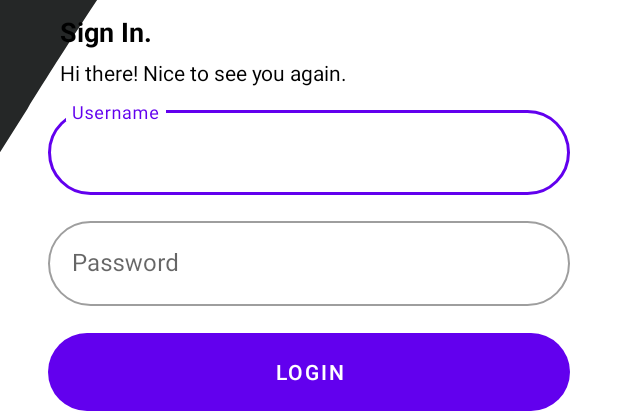
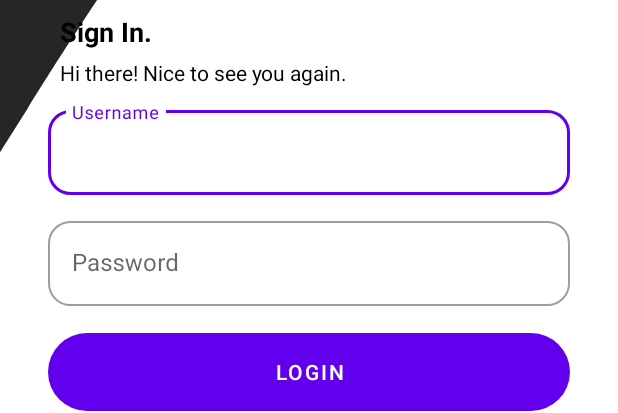
Before and after one commit to lahirudsilva/Deliver-it-mobile, an Android app: the layout activity_login.xml on its own in the app's theme, with its tools: preview values and no code run, on a phone screen of 412 x 824 dp. Shown: the part 441-854 px from the top of the screen. Run offline under Robolectric (Android 15) with nearby library versions, the phone set to English and light mode, and no system bars.

Commit message:
[implemented] user login

```diff
--- a/app/src/main/java/com/typical_coderr/deliverit_mobile/LoginActivity.java
+++ b/app/src/main/java/com/typical_coderr/deliverit_mobile/LoginActivity.java
@@ -101,9 +101,11 @@ public class LoginActivity extends AppCompatActivity {
                         Intent homePageIntent;
 
                         if(role.equals("customer")){
-                            homePageIntent = new Intent(LoginActivity.this, MainActivity.class);
+                            homePageIntent = new Intent(LoginActivity.this, CustomerHomeActivity.class);
+                        }else if(role.equals("driver")) {
+                            homePageIntent = new Intent(LoginActivity.this, DriverHomeActivity.class);
                         }else{
-                            homePageIntent = new Intent(LoginActivity.this, DriverHomeActivity.class);
+                            homePageIntent = new Intent(LoginActivity.this,SupervisorHomeActivity.class);
                         }
                         homePageIntent.addFlags(Intent.FLAG_ACTIVITY_CLEAR_TOP);
                         startActivity(homePageIntent);
@@ -133,7 +135,7 @@ public class LoginActivity extends AppCompatActivity {
 
         if(role!=null){
             if(role.equals("customer")){
-                Intent intent = new Intent(LoginActivity.this, MainActivity.class);
+                Intent intent = new Intent(LoginActivity.this, CustomerHomeActivity.class);
                 intent.addFlags(Intent.FLAG_ACTIVITY_CLEAR_TOP);
                 startActivity(intent);
             }else if (role.equals("driver")){
--- a/app/src/main/res/layout/activity_login.xml
+++ b/app/src/main/res/layout/activity_login.xml
@@ -77,10 +77,10 @@
         android:layout_width="match_parent"
         android:layout_height="wrap_content"
         android:hint="@string/username"
-        app:boxCornerRadiusBottomEnd="30dp"
-        app:boxCornerRadiusBottomStart="30dp"
-        app:boxCornerRadiusTopEnd="30dp"
-        app:boxCornerRadiusTopStart="30dp"
+        app:boxCornerRadiusBottomEnd="15dp"
+        app:boxCornerRadiusBottomStart="15dp"
+        app:boxCornerRadiusTopEnd="15dp"
+        app:boxCornerRadiusTopStart="15dp"
         android:layout_marginTop="120dp"
         android:layout_marginLeft="32dp"
         android:layout_marginRight="32dp"
@@ -103,10 +103,10 @@
         android:layout_width="match_parent"
         android:layout_height="wrap_content"
         android:hint="@string/password"
-        app:boxCornerRadiusBottomEnd="30dp"
-        app:boxCornerRadiusBottomStart="30dp"
-        app:boxCornerRadiusTopEnd="30dp"
-        app:boxCornerRadiusTopStart="30dp"
+        app:boxCornerRadiusBottomEnd="15dp"
+        app:boxCornerRadiusBottomStart="15dp"
+        app:boxCornerRadiusTopEnd="15dp"
+        app:boxCornerRadiusTopStart="15dp"
         android:layout_marginTop="12dp"
         android:layout_marginLeft="32dp"
         android:layout_marginRight="32dp"
```
